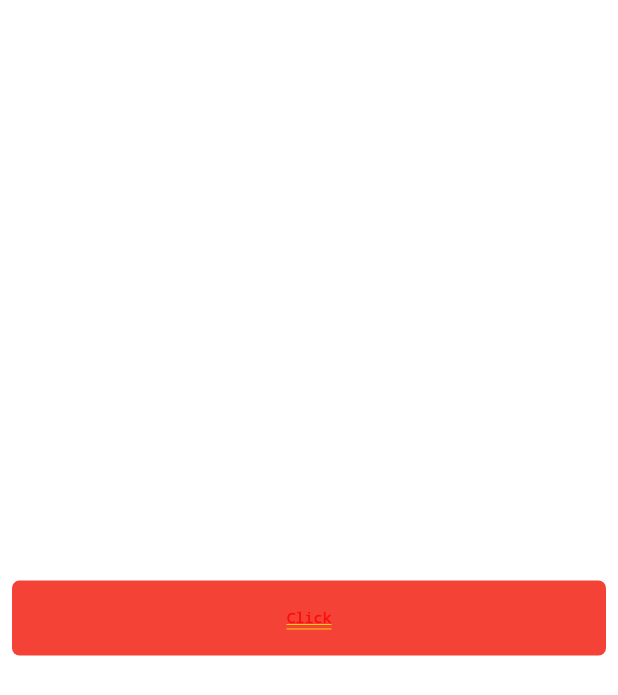
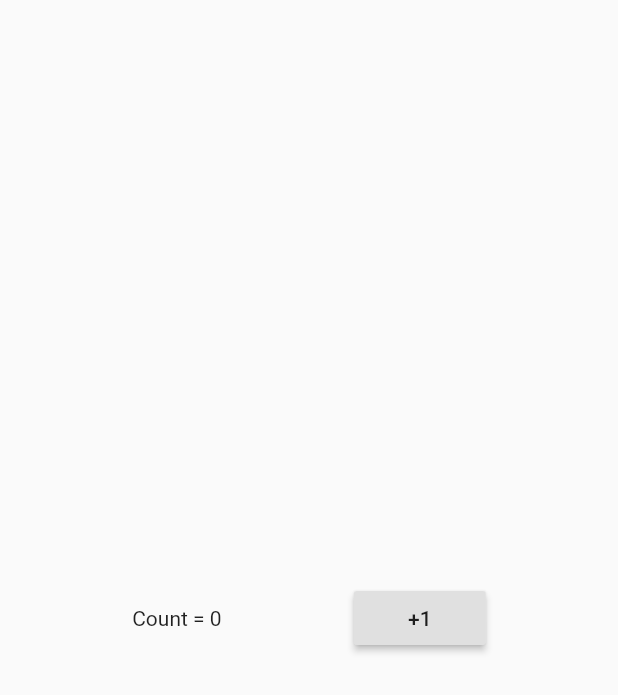
Before and after one commit to DhanaSekharM/Flutter, a Flutter app: the screen it shows after launch, on a phone screen of 412 x 824 dp. Shown: the top 695 px of the screen. Run offline on Flutter 3.47's test engine with Material 2 defaults, Android fonts, the phone set to English and light mode, and no system bars.

Commit message:
Stateful Widgets

```diff
--- a/lib/Button.dart
+++ b/lib/Button.dart
@@ -3,7 +3,8 @@ import 'package:flutter/material.dart';
 class MyButton extends StatelessWidget {
   @override
   Widget build(BuildContext context) {
-    return GestureDetector(
+    return Material(
+        child: GestureDetector(
         onTap: () {
           print('Button tapped');
         },
@@ -18,6 +19,7 @@ class MyButton extends StatelessWidget {
               child: Text('Click', style: TextStyle(fontSize: 10.0)),
             ),
           ),
-        ));
+        ))
+    );
   }
 }
--- /dev/null
+++ b/lib/Stateful.dart
@@ -0,0 +1,54 @@
+import 'package:flutter/material.dart';
+
+class CounterDisplay extends StatelessWidget {
+  CounterDisplay({this.count});
+  final int count;
+  @override
+  Widget build(BuildContext context) {
+    return Text('Count = $count');
+  }
+
+}
+
+class CounterIncrementer extends StatelessWidget{
+  CounterIncrementer({this.onPressed});
+  final VoidCallback onPressed;
+
+  @override
+  Widget build(BuildContext context) {
+    return RaisedButton(
+      onPressed: onPressed,
+      child: Text('+1'),
+    );
+  }
+
+}
+
+
+class Counter extends StatefulWidget {
+  @override
+  _CounterState createState() => _CounterState();
+}
+
+class _CounterState extends State<Counter> {
+  int _count = 0;
+
+  void _increment() {
+    setState(() {
+      _count++;
+
+    });
+  }
+
+  @override
+  Widget build(BuildContext context) {
+    return Material(
+        child: Row(
+      mainAxisAlignment: MainAxisAlignment.spaceEvenly,
+      children: <Widget>[
+        CounterDisplay(count: _count,),
+        CounterIncrementer(onPressed: _increment,)
+      ],
+    ));
+  }
+}
--- a/lib/main.dart
+++ b/lib/main.dart
@@ -2,6 +2,7 @@
 import 'package:flutter/material.dart';
 import 'Button.dart';
 import 'MaterialAppBar.dart';
+import 'Stateful.dart';
 
 class MyAppBar extends StatelessWidget {
   MyAppBar({this.title});
@@ -74,6 +75,6 @@ void main() {
 //      '/' : (context) => MaterialAppBar(),
 //      '/second': (context) => MyScaffold(),
 //    },
-    home: MyButton(),
+    home: Counter(),
   ));
 }
```
